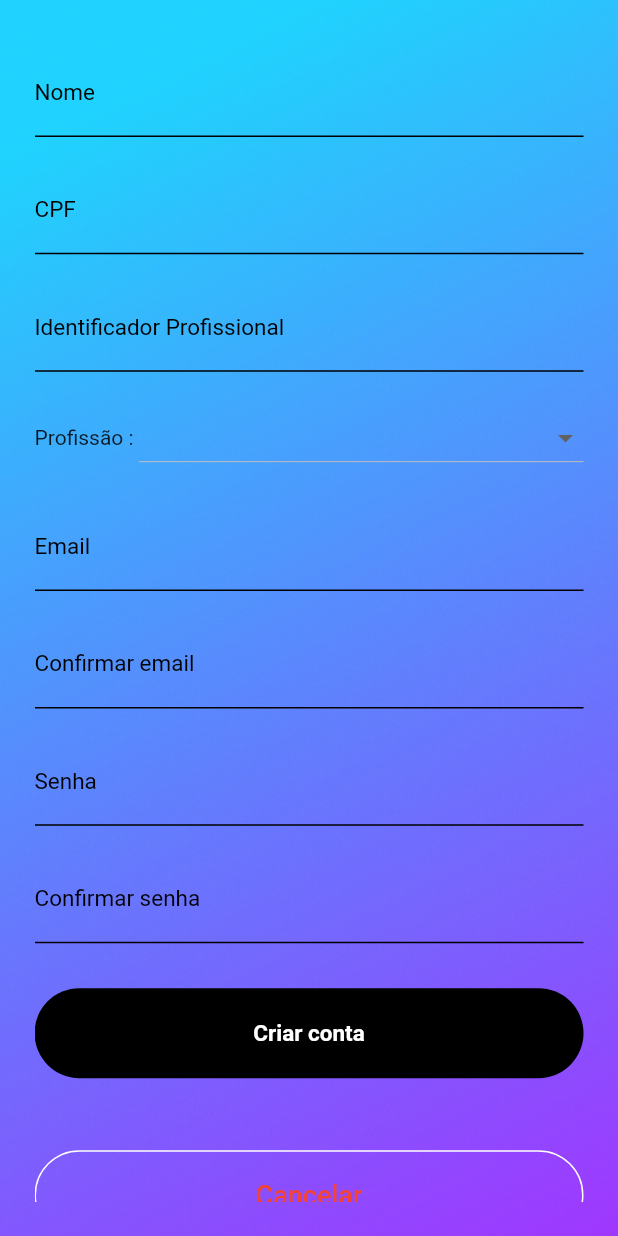
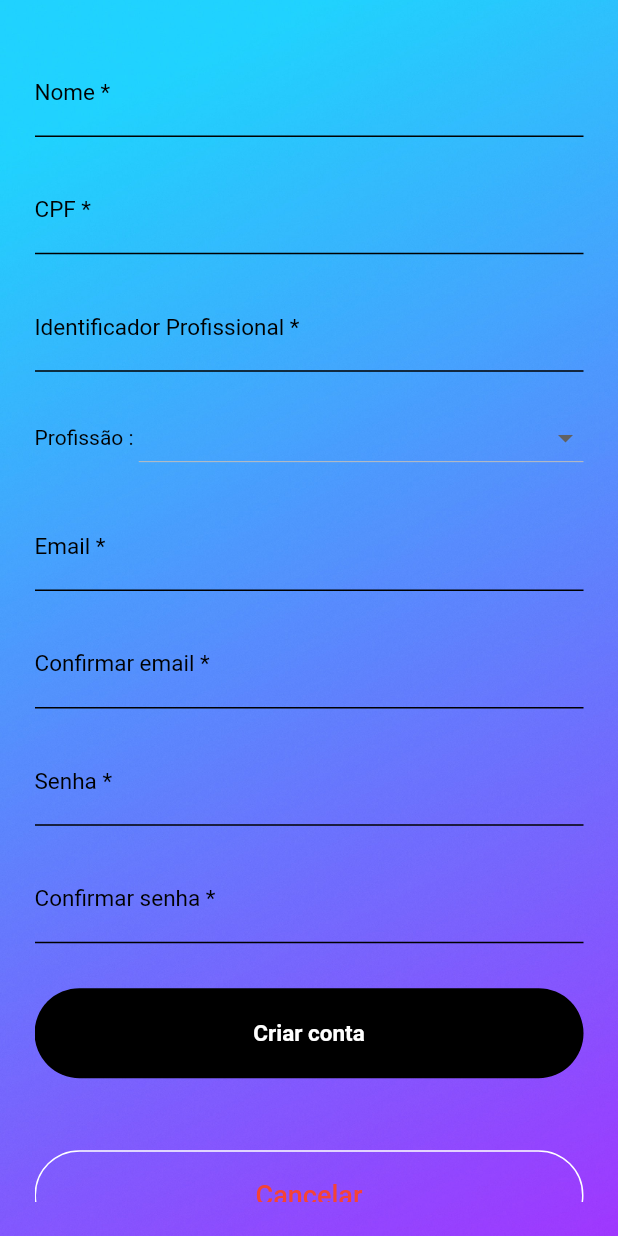
Before and after one commit to PauloHenrique81/MyHealth, a Flutter app: the CadastroDeProfissional screen opened by its route, on a phone screen of 412 x 824 dp. Run offline on Flutter 3.47's test engine with Material 2 defaults, Android fonts, the phone set to English and light mode, and no system bars; our stand-ins replace cloud_firestore, firebase_auth, firebase_storage, flutter_speed_dial, font_awesome_flutter, geolocator and 3 more; missing offline and left inert: flutter_google_places, google_maps_webservice; accounts and stored records are empty; network calls fail; Roboto replaces fonts that are missing (SFUIDisplay); project files that could hold a hidden picture were left out.

Commit message:
Campos obrigatorios

```diff
--- a/lib/Screens/HabilitarProfissional/HabilitarProfissionalEdicao.dart
+++ b/lib/Screens/HabilitarProfissional/HabilitarProfissionalEdicao.dart
@@ -167,7 +167,7 @@ class _HabilitarProfissionalEdicaoState
                     Padding(padding: EdgeInsets.only(top: 10.0)),
                     Row(
                       children: <Widget>[
-                        Text("Habilitar : "),
+                        Text("Habilitar : ", style:TextStyle( color: Colors.black)),
                         Expanded(
                           child: DropdownButton(
                             hint: Text(habilitado),
--- a/lib/Screens/PreLogin.dart
+++ b/lib/Screens/PreLogin.dart
@@ -58,7 +58,7 @@ class PreLogin extends StatelessWidget {
                     mainAxisAlignment: MainAxisAlignment.spaceAround,
                     children: <Widget>[
                       Text(
-                        'Médico',
+                        'Profissional',
                         style:
                             TextStyle(fontSize: 20, fontFamily: 'SFUIDisplay'),
                       )
--- a/lib/Screens/Profissional/ListagemDeProfissional.dart
+++ b/lib/Screens/Profissional/ListagemDeProfissional.dart
@@ -78,9 +78,8 @@ class _ListagemDeProfissionaisState extends State<ListagemDeProfissionais> {
                             child: Container(
                               child: Column(
                                 children: <Widget>[
-                                  Row(
-                                    mainAxisAlignment:
-                                        MainAxisAlignment.spaceBetween,
+                                  Column(
+
                                     children: <Widget>[
                                       Text(snapshot.data[index].profissao ?? "",
                                           style: TextStyle(
--- a/lib/Screens/Receita/EdicaoDaReceita.dart
+++ b/lib/Screens/Receita/EdicaoDaReceita.dart
@@ -201,7 +201,7 @@ class _EdicaoDeReceitaState extends State<EdicaoDeReceita> {
                     TextFormField(
                       keyboardType: TextInputType.text,
                       controller: _medicoController,
-                      decoration: InputDecoration(labelText: "Médico"),
+                      decoration: InputDecoration(labelText: "Médico *"),
                       validator: (val) =>
                           val.isEmpty ? 'Digite o nome do Médico' : null,
                       onChanged: (text) {
@@ -211,7 +211,7 @@ class _EdicaoDeReceitaState extends State<EdicaoDeReceita> {
                     ),
                     TextFormField(
                       controller: _dataController,
-                      decoration: InputDecoration(labelText: "Data:"),
+                      decoration: InputDecoration(labelText: "Data: *"),
                       validator: (val) => val.isEmpty ? 'Digite a data' : null,
                       onChanged: (text) {
                         _userEdited = true;
--- a/lib/Screens/Vacinas/EdicaoDeVacina.dart
+++ b/lib/Screens/Vacinas/EdicaoDeVacina.dart
@@ -213,7 +213,7 @@ class _EdicaoDeVacinaState extends State<EdicaoDeVacina> {
                 ),
                 TextFormField(
                   controller: _dataController,
-                  decoration: InputDecoration(labelText: " Dia em que tomou:"),
+                  decoration: InputDecoration(labelText: " Dia em que tomou: *"),
                   onChanged: (text) {
                     _userEdited = true;
                     _vacinaUserEdicao.data = text;
@@ -223,7 +223,7 @@ class _EdicaoDeVacinaState extends State<EdicaoDeVacina> {
                 ),
                 TextFormField(
                   controller: _localController,
-                  decoration: InputDecoration(labelText: " Local :"),
+                  decoration: InputDecoration(labelText: " Local: *"),
                 ),
               ])),
             ],
--- a/lib/UserProfissional/Screens/CadastroDeProfissional.dart
+++ b/lib/UserProfissional/Screens/CadastroDeProfissional.dart
@@ -70,7 +70,7 @@ class _CadastroDeProfissionalState extends State<CadastroDeProfissional> {
                           decoration: InputDecoration(
                               enabledBorder: UnderlineInputBorder(
                                   borderSide: BorderSide(color: Colors.black)),
-                              labelText: 'Nome',
+                              labelText: 'Nome *',
                               labelStyle:
                                   TextStyle(fontSize: 15, color: Colors.black)),
                         ),
@@ -96,7 +96,7 @@ class _CadastroDeProfissionalState extends State<CadastroDeProfissional> {
                           decoration: InputDecoration(
                               enabledBorder: UnderlineInputBorder(
                                   borderSide: BorderSide(color: Colors.black)),
-                              labelText: 'CPF',
+                              labelText: 'CPF *',
                               labelStyle:
                                   TextStyle(fontSize: 15, color: Colors.black)),
                         ),
@@ -118,7 +118,7 @@ class _CadastroDeProfissionalState extends State<CadastroDeProfissional> {
                           decoration: InputDecoration(
                               enabledBorder: UnderlineInputBorder(
                                   borderSide: BorderSide(color: Colors.black)),
-                              labelText: 'Identificador Profissional',
+                              labelText: 'Identificador Profissional *',
                               labelStyle:
                                   TextStyle(fontSize: 15, color: Colors.black)),
                         ),
@@ -127,7 +127,7 @@ class _CadastroDeProfissionalState extends State<CadastroDeProfissional> {
                         padding: EdgeInsets.fromLTRB(0, 10, 0, 10),
                         child: Row(
                           children: <Widget>[
-                            Text("Profissão : "),
+                            Text("Profissão : ", style:TextStyle( color: Colors.black)),
                             Expanded(
                               child: DropdownButton(
                                 hint: Text(profissao),
@@ -166,7 +166,7 @@ class _CadastroDeProfissionalState extends State<CadastroDeProfissional> {
                           decoration: InputDecoration(
                               enabledBorder: UnderlineInputBorder(
                                   borderSide: BorderSide(color: Colors.black)),
-                              labelText: 'Email',
+                              labelText: 'Email *',
                               labelStyle:
                                   TextStyle(fontSize: 15, color: Colors.black)),
                         ),
@@ -191,7 +191,7 @@ class _CadastroDeProfissionalState extends State<CadastroDeProfissional> {
                           decoration: InputDecoration(
                               enabledBorder: UnderlineInputBorder(
                                   borderSide: BorderSide(color: Colors.black)),
-                              labelText: 'Confirmar email',
+                              labelText: 'Confirmar email *',
                               labelStyle:
                                   TextStyle(fontSize: 15, color: Colors.black)),
                         ),
@@ -218,7 +218,7 @@ class _CadastroDeProfissionalState extends State<CadastroDeProfissional> {
                           decoration: InputDecoration(
                               enabledBorder: UnderlineInputBorder(
                                   borderSide: BorderSide(color: Colors.black)),
-                              labelText: 'Senha',
+                              labelText: 'Senha *',
                               labelStyle:
                                   TextStyle(fontSize: 15, color: Colors.black)),
                         ),
@@ -245,7 +245,7 @@ class _CadastroDeProfissionalState extends State<CadastroDeProfissional> {
                           decoration: InputDecoration(
                               enabledBorder: UnderlineInputBorder(
                                   borderSide: BorderSide(color: Colors.black)),
-                              labelText: 'Confirmar senha',
+                              labelText: 'Confirmar senha *',
                               labelStyle:
                                   TextStyle(fontSize: 15, color: Colors.black)),
                         ),
--- a/lib/UserProfissional/Screens/PerfilProfissional.dart
+++ b/lib/UserProfissional/Screens/PerfilProfissional.dart
@@ -193,7 +193,7 @@ class _PerfilProfissionalState extends State<PerfilProfissional> {
                         padding: EdgeInsets.fromLTRB(0, 3, 0, 0),
                         child: Row(
                           children: <Widget>[
-                            Text("Profissão : "),
+                            Text("Profissão : ", style:TextStyle( color: Colors.black)),
                             Expanded(
                               child: DropdownButton(
                                 hint: Text(profissao,style: TextStyle(color: Colors.black),),
--- a/lib/class/Maps/Maps.dart
+++ b/lib/class/Maps/Maps.dart
@@ -44,7 +44,7 @@ class _MapsState extends State<Maps> {
     super.initState();
     _getUserLocation();
 
-    if (widget.userLocalModulo == null) {
+    if (widget.userLocalModulo == null){
       _userLocalModuloEdicao = new UserLocalModulo();
       _novoUserLocalModulo = true;
     } else {
@@ -144,7 +144,6 @@ class _MapsState extends State<Maps> {
                             components: [
                               Component(Component.country, "br"),
                             ]);
-
                         if (p.placeId != null) {
                           var destination =
                               await _getLocationbyPlaceId(p.placeId);
@@ -323,7 +322,9 @@ class _MapsState extends State<Maps> {
 
   void _restartMap() {
     _polyLines.clear();
+    allMarkers.clear();
     _getUserLocation();
+    destinationController.clear();
     moveCameraToNewPoint(_initialPosition);
   }
 
```
Also changed, not shown: lib/Screens/Atestado/EdicaoDeAtestado.dart (+4 -3 lines), lib/Screens/Autenticacao/CadastroDePaciente.dart (+7 -7 lines), lib/Screens/Cirurgias/EdicaoCirurgia.dart (+5 -5 lines), lib/Screens/Consulta/EdicaoDeConsulta.dart (+5 -5 lines), lib/Screens/Exames/EdicaoDeExame.dart (+5 -5 lines), lib/Screens/HabilitarProfissional/HabilitarProfissionalListagem.dart (+11 -0 lines), lib/Screens/Profissional/EdicaoDoProfissional.dart (+5 -4 lines), lib/UserProfissional/Screens/ListagemDePaciente.dart (+11 -0 lines).
